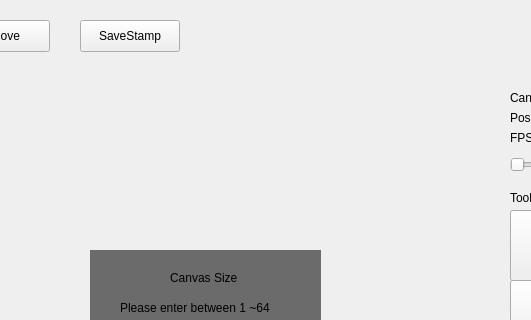
Before: the Qt Designer form sprite-editor/mainwindow.ui in University-of-Utah-CS3505/a8-sprite-editor-f24-ZYTW, drawn with Qt 5; both pictures show x 280 to 811 and y 0 to 320 of the 954 by 785 pixel window.
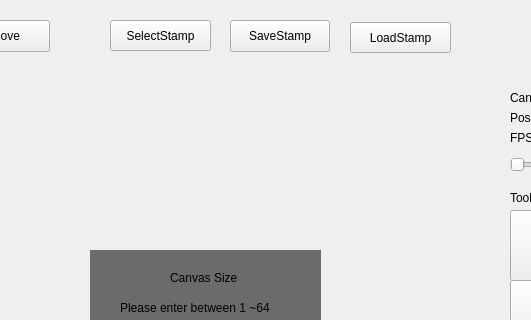
After: the same form once the commit is applied. Icons and pictures are not drawn.

Commit message: Partially done the StampGallery(Select and Save are done.)but load and open the stampgallery seems a little hard to implement. Will focus on the basic FramManger class and get it done first. Then we will go back to the StampGallery.

What changed in the file:
```diff
--- a/sprite-editor/mainwindow.ui
+++ b/sprite-editor/mainwindow.ui
@@ -456,7 +456,7 @@
    <widget class="QPushButton" name="saveStampButton">
     <property name="geometry">
      <rect>
-      <x>360</x>
+      <x>510</x>
       <y>20</y>
       <width>100</width>
       <height>32</height>
@@ -479,6 +479,32 @@
      <string>remove</string>
     </property>
    </widget>
+   <widget class="QPushButton" name="selectStampButton">
+    <property name="geometry">
+     <rect>
+      <x>390</x>
+      <y>20</y>
+      <width>101</width>
+      <height>31</height>
+     </rect>
+    </property>
+    <property name="text">
+     <string>SelectStamp</string>
+    </property>
+   </widget>
+   <widget class="QPushButton" name="loadStampButton">
+    <property name="geometry">
+     <rect>
+      <x>630</x>
+      <y>22</y>
+      <width>101</width>
+      <height>31</height>
+     </rect>
+    </property>
+    <property name="text">
+     <string>LoadStamp</string>
+    </property>
+   </widget>
   </widget>
   <widget class="QMenuBar" name="menubar">
    <property name="geometry">
```
The commit also changes 11 other files.
